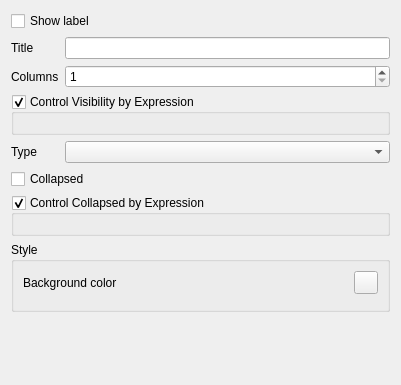
First picture: the form in src/ui/attributeformconfig/qgsattributeformcontaineredit.ui, repository qgis/QGIS, before the edit.
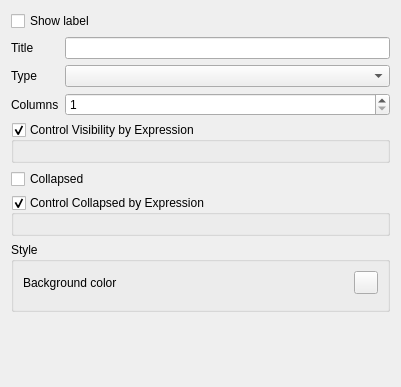
Second picture: the form after the edit. Custom widgets are drawn as their Qt base class.

Commit message: Add new attribute form container type "Row"

Patch:
```diff
--- a/src/ui/attributeformconfig/qgsattributeformcontaineredit.ui
+++ b/src/ui/attributeformconfig/qgsattributeformcontaineredit.ui
@@ -7,14 +7,14 @@
     <x>0</x>
     <y>0</y>
     <width>401</width>
-    <height>385</height>
+    <height>387</height>
    </rect>
   </property>
   <property name="windowTitle">
    <string notr="true">Form</string>
   </property>
   <layout class="QGridLayout" name="gridLayout">
-   <item row="7" column="0" colspan="2">
+   <item row="8" column="0" colspan="2">
     <widget class="QgsCollapsibleGroupBox" name="mControlCollapsedGroupBox">
      <property name="title">
       <string>Control Collapsed by Expression</string>
@@ -29,17 +29,29 @@
      </layout>
     </widget>
    </item>
-   <item row="3" column="1">
-    <widget class="QgsSpinBox" name="mColumnCountSpinBox">
-     <property name="minimum">
-      <number>1</number>
+   <item row="0" column="0" colspan="2">
+    <widget class="QCheckBox" name="mShowLabelCheckBox">
+     <property name="text">
+      <string>Show label</string>
      </property>
-     <property name="maximum">
-      <number>10</number>
+    </widget>
+   </item>
+   <item row="5" column="0" colspan="2">
+    <widget class="QgsCollapsibleGroupBox" name="mControlVisibilityGroupBox">
+     <property name="title">
+      <string>Control Visibility by Expression</string>
      </property>
+     <property name="checkable">
+      <bool>true</bool>
+     </property>
+     <layout class="QGridLayout" name="gridLayout_2">
+      <item row="0" column="0">
+       <widget class="QgsFieldExpressionWidget" name="mVisibilityExpressionWidget" native="true"/>
+      </item>
+     </layout>
     </widget>
    </item>
-   <item row="9" column="0" colspan="2">
+   <item row="10" column="0" colspan="2">
     <widget class="QgsCollapsibleGroupBox" name="mGroupBox">
      <property name="title">
       <string>Style</string>
@@ -68,56 +80,14 @@
      </layout>
     </widget>
    </item>
-   <item row="5" column="0">
-    <widget class="QLabel" name="label_4">
+   <item row="7" column="0" colspan="2">
+    <widget class="QCheckBox" name="mCollapsedCheckBox">
      <property name="text">
-      <string>Type</string>
+      <string>Collapsed</string>
      </property>
     </widget>
    </item>
-   <item row="0" column="0" colspan="2">
-    <widget class="QCheckBox" name="mShowLabelCheckBox">
-     <property name="text">
-      <string>Show label</string>
-     </property>
-    </widget>
-   </item>
-   <item row="3" column="0">
-    <widget class="QLabel" name="label_2">
-     <property name="text">
-      <string>Columns</string>
-     </property>
-    </widget>
-   </item>
-   <item row="2" column="1">
-    <widget class="QLineEdit" name="mTitleLineEdit"/>
-   </item>
-   <item row="4" column="0" colspan="2">
-    <widget class="QgsCollapsibleGroupBox" name="mControlVisibilityGroupBox">
-     <property name="title">
-      <string>Control Visibility by Expression</string>
-     </property>
-     <property name="checkable">
-      <bool>true</bool>
-     </property>
-     <layout class="QGridLayout" name="gridLayout_2">
-      <item row="0" column="0">
-       <widget class="QgsFieldExpressionWidget" name="mVisibilityExpressionWidget" native="true"/>
-      </item>
-     </layout>
-    </widget>
-   </item>
-   <item row="5" column="1">
-    <widget class="QComboBox" name="mTypeCombo"/>
-   </item>
-   <item row="2" column="0">
-    <widget class="QLabel" name="label">
-     <property name="text">
-      <string>Title</string>
-     </property>
-    </widget>
-   </item>
-   <item row="10" column="0">
+   <item row="11" column="0">
     <spacer name="verticalSpacer">
      <property name="orientation">
       <enum>Qt::Vertical</enum>
@@ -130,13 +100,43 @@
      </property>
     </spacer>
    </item>
-   <item row="6" column="0" colspan="2">
-    <widget class="QCheckBox" name="mCollapsedCheckBox">
+   <item row="2" column="1">
+    <widget class="QLineEdit" name="mTitleLineEdit"/>
+   </item>
+   <item row="2" column="0">
+    <widget class="QLabel" name="label">
      <property name="text">
-      <string>Collapsed</string>
+      <string>Title</string>
      </property>
     </widget>
    </item>
+   <item row="4" column="0">
+    <widget class="QLabel" name="mColumnsLabel">
+     <property name="text">
+      <string>Columns</string>
+     </property>
+    </widget>
+   </item>
+   <item row="4" column="1">
+    <widget class="QgsSpinBox" name="mColumnCountSpinBox">
+     <property name="minimum">
+      <number>1</number>
+     </property>
+     <property name="maximum">
+      <number>10</number>
+     </property>
+    </widget>
+   </item>
+   <item row="3" column="0">
+    <widget class="QLabel" name="label_4">
+     <property name="text">
+      <string>Type</string>
+     </property>
+    </widget>
+   </item>
+   <item row="3" column="1">
+    <widget class="QComboBox" name="mTypeCombo"/>
+   </item>
   </layout>
  </widget>
  <customwidgets>
```
Left out of the diff: 2 changed lines with no effect on the pictures. The commit also changes 11 other files.
